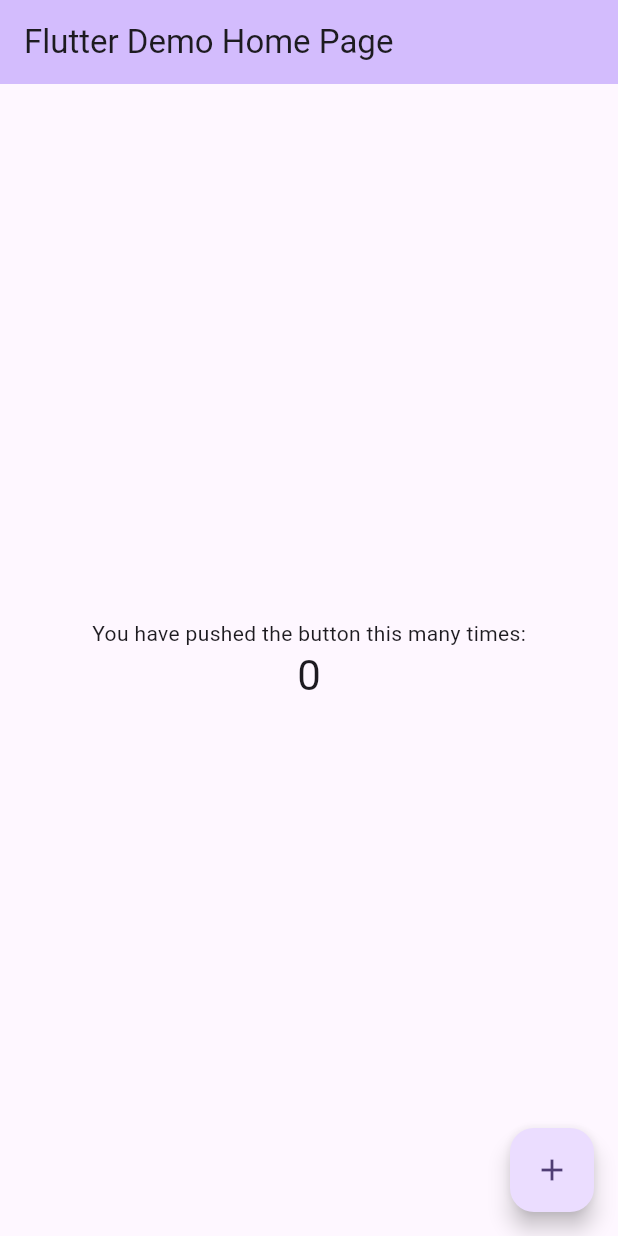
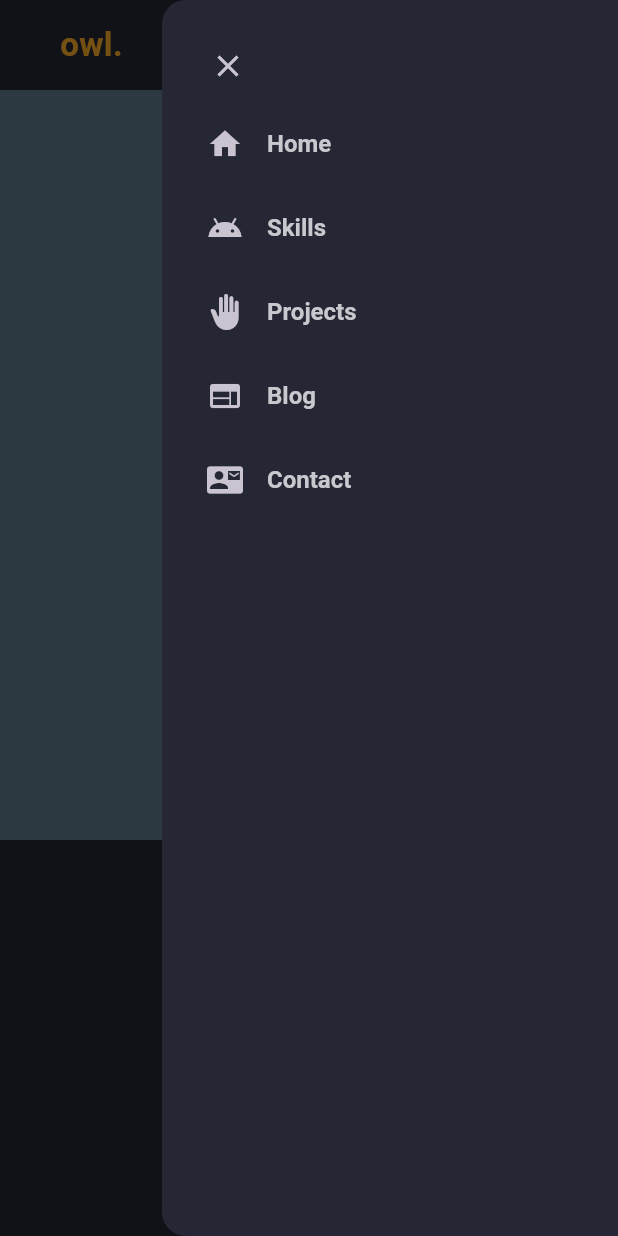
Before and after one commit to arkryonia/portfolio, a Flutter app: the screen it shows after launch, with the side drawer open (before the commit the screen has no drawer), on a phone screen of 412 x 824 dp. Run offline on Flutter 3.47's test engine with Material 3 defaults, Android fonts, the phone set to English and light mode, and no system bars.

Commit message:
Complete the Navbar

```diff
--- /dev/null
+++ b/lib/constants/colors.dart
@@ -0,0 +1,12 @@
+import 'package:flutter/material.dart';
+
+class CustomColor {
+  static const Color scaffoldBg = Color(0xff252734);
+  static const Color bgLight1 = Color(0xff333646);
+  static const Color bgLight2 = Color(0xff424657);
+  static const Color textFieldbg = Color(0xffc8c9ce);
+  static const Color hintDark = Color(0xff666874);
+  static const Color yellowSecondary = Color(0xffffc25c);
+  static const Color yellowPrimary = Color(0xffffaf29);
+  static const Color whitePrimary = Color(0xffc8c9ce);
+}
--- /dev/null
+++ b/lib/constants/nav_items.dart
@@ -0,0 +1,35 @@
+import 'package:flutter/material.dart';
+
+List<MenuItem> menuItems = [
+  MenuItem(label: "Home", icon: Icons.home),
+  MenuItem(label: "Skills", icon: Icons.android),
+  MenuItem(label: "Projects", icon: Icons.back_hand),
+  MenuItem(label: "Blog", icon: Icons.web),
+  MenuItem(label: "Contact", icon: Icons.quick_contacts_mail),
+];
+
+
+
+
+List<String> navTitles = [
+  "Home",
+  "Skills",
+  "Projects",
+  "Blog",
+  "Contact",
+];
+
+List<IconData> navIcons = [
+  Icons.home,
+  Icons.android_outlined,
+  Icons.back_hand,
+  Icons.web,
+  Icons.quick_contacts_mail,
+];
+
+class MenuItem {
+  final String label;
+  final IconData icon;
+
+  MenuItem({required this.label, required this.icon});
+}
--- /dev/null
+++ b/lib/helpers/helpers.dart
@@ -0,0 +1,6 @@
+import 'package:flutter/material.dart';
+
+bool isDesktop(BoxConstraints constraints) {
+  if (constraints.maxWidth >= 600) return true;
+  return false;
+}
--- a/lib/main.dart
+++ b/lib/main.dart
@@ -1,125 +1,20 @@
 import 'package:flutter/material.dart';
+import 'package:portfolio/pages/home_page.dart';
 
 void main() {
-  runApp(const MyApp());
+  runApp(const MyPortfolioApp());
 }
 
-class MyApp extends StatelessWidget {
-  const MyApp({super.key});
+class MyPortfolioApp extends StatelessWidget {
+  const MyPortfolioApp({super.key});
 
-  // This widget is the root of your application.
   @override
   Widget build(BuildContext context) {
     return MaterialApp(
-      title: 'Flutter Demo',
-      theme: ThemeData(
-        // This is the theme of your application.
-        //
-        // TRY THIS: Try running your application with "flutter run". You'll see
-        // the application has a purple toolbar. Then, without quitting the app,
-        // try changing the seedColor in the colorScheme below to Colors.green
-        // and then invoke "hot reload" (save your changes or press the "hot
-        // reload" button in a Flutter-supported IDE, or press "r" if you used
-        // the command line to start the app).
-        //
-        // Notice that the counter didn't reset back to zero; the application
-        // state is not lost during the reload. To reset the state, use hot
-        // restart instead.
-        //
-        // This works for code too, not just values: Most code changes can be
-        // tested with just a hot reload.
-        colorScheme: ColorScheme.fromSeed(seedColor: Colors.deepPurple),
-        useMaterial3: true,
-      ),
-      home: const MyHomePage(title: 'Flutter Demo Home Page'),
+      debugShowCheckedModeBanner: false,
+      title: 'Hodonou Sounton',
+      theme: ThemeData.dark(),
+      home: HomePage(),
     );
   }
 }
-
-class MyHomePage extends StatefulWidget {
-  const MyHomePage({super.key, required this.title});
-
-  // This widget is the home page of your application. It is stateful, meaning
-  // that it has a State object (defined below) that contains fields that affect
-  // how it looks.
-
-  // This class is the configuration for the state. It holds the values (in this
-  // case the title) provided by the parent (in this case the App widget) and
-  // used by the build method of the State. Fields in a Widget subclass are
-  // always marked "final".
-
-  final String title;
-
-  @override
-  State<MyHomePage> createState() => _MyHomePageState();
-}
-
-class _MyHomePageState extends State<MyHomePage> {
-  int _counter = 0;
-
-  void _incrementCounter() {
-    setState(() {
-      // This call to setState tells the Flutter framework that something has
-      // changed in this State, which causes it to rerun the build method below
-      // so that the display can reflect the updated values. If we changed
-      // _counter without calling setState(), then the build method would not be
-      // called again, and so nothing would appear to happen.
-      _counter++;
-    });
-  }
-
-  @override
-  Widget build(BuildContext context) {
-    // This method is rerun every time setState is called, for instance as done
-    // by the _incrementCounter method above.
-    //
-    // The Flutter framework has been optimized to make rerunning build methods
-    // fast, so that you can just rebuild anything that needs updating rather
-    // than having to individually change instances of widgets.
-    return Scaffold(
-      appBar: AppBar(
-        // TRY THIS: Try changing the color here to a specific color (to
-        // Colors.amber, perhaps?) and trigger a hot reload to see the AppBar
-        // change color while the other colors stay the same.
-        backgroundColor: Theme.of(context).colorScheme.inversePrimary,
-        // Here we take the value from the MyHomePage object that was created by
-        // the App.build method, and use it to set our appbar title.
-        title: Text(widget.title),
-      ),
-      body: Center(
-        // Center is a layout widget. It takes a single child and positions it
-        // in the middle of the parent.
-        child: Column(
-          // Column is also a layout widget. It takes a list of children and
-          // arranges them vertically. By default, it sizes itself to fit its
-          // children horizontally, and tries to be as tall as its parent.
-          //
-          // Column has various properties to control how it sizes itself and
-          // how it positions its children. Here we use mainAxisAlignment to
-          // center the children vertically; the main axis here is the vertical
-          // axis because Columns are vertical (the cross axis would be
-          // horizontal).
-          //
-          // TRY THIS: Invoke "debug painting" (choose the "Toggle Debug Paint"
-          // action in the IDE, or press "p" in the console), to see the
-          // wireframe for each widget.
-          mainAxisAlignment: MainAxisAlignment.center,
-          children: <Widget>[
-            const Text(
-              'You have pushed the button this many times:',
-            ),
-            Text(
-              '$_counter',
-              style: Theme.of(context).textTheme.headlineMedium,
-            ),
-          ],
-        ),
-      ),
-      floatingActionButton: FloatingActionButton(
-        onPressed: _incrementCounter,
-        tooltip: 'Increment',
-        child: const Icon(Icons.add),
-      ), // This trailing comma makes auto-formatting nicer for build methods.
-    );
-  }
-}
--- /dev/null
+++ b/lib/pages/home_page.dart
@@ -0,0 +1,63 @@
+import 'package:flutter/material.dart';
+import 'package:portfolio/constants/colors.dart';
+import 'package:portfolio/helpers/helpers.dart';
+import 'package:portfolio/widgets/drawer_mobile.dart';
+import 'package:portfolio/widgets/header_desktop.dart';
+import 'package:portfolio/widgets/header_mobile.dart';
+
+class HomePage extends StatelessWidget {
+  final scaffoldKey = GlobalKey<ScaffoldState>();
+
+  HomePage({super.key});
+
+  @override
+  Widget build(BuildContext context) {
+    return LayoutBuilder(builder: (context, constraints) {
+      return Scaffold(
+        backgroundColor: CustomColor.scaffoldBg,
+        key: scaffoldKey,
+        endDrawer: isDesktop(constraints) ? null : const DrawerMobile(),
+        body: ListView(
+          scrollDirection: Axis.vertical,
+          children: [
+            // MAIN
+            if (isDesktop(constraints))
+              const HeaderDesktop()
+            else
+              HeaderMobile(
+                onMenuTap: () {
+                  scaffoldKey.currentState?.openEndDrawer();
+                },
+              ),
+
+            // SKILLS
+            Container(
+              height: 500,
+              width: double.maxFinite,
+              color: Colors.blueGrey,
+            ),
+
+            // PROJECTS
+            const SizedBox(
+              height: 500,
+              width: double.maxFinite,
+            ),
+
+            // CONTACT
+            Container(
+              height: 500,
+              width: double.maxFinite,
+              color: Colors.blueGrey,
+            ),
+
+            // FOOTER
+            const SizedBox(
+              height: 500,
+              width: double.maxFinite,
+            ),
+          ],
+        ),
+      );
+    });
+  }
+}
--- /dev/null
+++ b/lib/widgets/drawer_mobile.dart
@@ -0,0 +1,44 @@
+import 'package:flutter/material.dart';
+import 'package:portfolio/constants/colors.dart';
+import 'package:portfolio/constants/nav_items.dart';
+
+class DrawerMobile extends StatelessWidget {
+  const DrawerMobile({
+    super.key,
+  });
+
+  @override
+  Widget build(BuildContext context) {
+    return Drawer(
+      backgroundColor: CustomColor.scaffoldBg,
+      child: ListView(
+        children: [
+          Align(
+            alignment: Alignment.centerLeft,
+            child: Padding(
+              padding: const EdgeInsets.only(left: 20, top: 20),
+              child: IconButton(
+                onPressed: () {
+                  Navigator.of(context).pop();
+                },
+                icon: const Icon(Icons.close),
+              ),
+            ),
+          ),
+          for (var item in menuItems)
+            ListTile(
+              contentPadding: const EdgeInsets.symmetric(horizontal: 30),
+              titleTextStyle: const TextStyle(
+                color: CustomColor.whitePrimary,
+                fontWeight: FontWeight.w600,
+                fontSize: 16,
+              ),
+              onTap: () {},
+              leading: Icon(item.icon),
+              title: Text(item.label),
+            )
+        ],
+      ),
+    );
+  }
+}
--- /dev/null
+++ b/lib/widgets/header_mobile.dart
@@ -0,0 +1,27 @@
+import 'package:flutter/material.dart';
+import 'package:portfolio/widgets/site_logo.dart';
+
+class HeaderMobile extends StatelessWidget {
+  final VoidCallback? onLogoTap;
+  final VoidCallback? onMenuTap;
+
+  const HeaderMobile({super.key, this.onLogoTap, this.onMenuTap});
+
+  @override
+  Widget build(BuildContext context) {
+    return Container(
+      height: 50,
+      margin: const EdgeInsets.fromLTRB(40, 5, 20, 5),
+      child: Row(
+        children: [
+          SiteLogo(onTap: onLogoTap),
+          const Spacer(),
+          IconButton(
+            onPressed: onMenuTap,
+            icon: const Icon(Icons.menu),
+          )
+        ],
+      ),
+    );
+  }
+}
--- /dev/null
+++ b/lib/widgets/site_logo.dart
@@ -0,0 +1,22 @@
+import 'package:flutter/material.dart';
+import 'package:portfolio/constants/colors.dart';
+
+class SiteLogo extends StatelessWidget {
+  final VoidCallback? onTap;
+  const SiteLogo({super.key, this.onTap});
+
+  @override
+  Widget build(BuildContext context) {
+    return GestureDetector(
+      onTap: onTap,
+      child: const Text(
+        'owl.',
+        style: TextStyle(
+          fontSize: 22,
+          fontWeight: FontWeight.bold,
+          color: CustomColor.yellowPrimary,
+        ),
+      ),
+    );
+  }
+}
```
Also changed, not shown: lib/styles/styles.dart (added, +14 -0 lines), lib/widgets/header_desktop.dart (added, +48 -0 lines), lib/constants/device.dart (added), 1 other file.
